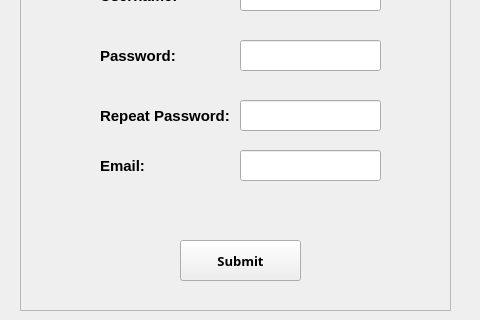
This is signuppage.ui in Pouya3/farm-project as Qt 5 draws it before an edit; both pictures show x 190 to 670 and y 280 to 600 of the 800 by 600 pixel window. The edited form follows.
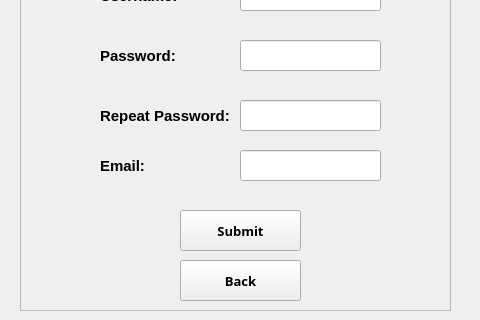
This is the edited form.

Commit message: make back button in login and signup pages

Patch:
```diff
--- a/signuppage.ui
+++ b/signuppage.ui
@@ -204,7 +204,7 @@
      <property name="geometry">
       <rect>
        <x>160</x>
-       <y>500</y>
+       <y>470</y>
        <width>121</width>
        <height>41</height>
       </rect>
@@ -234,6 +234,27 @@
       <string/>
      </property>
     </widget>
+    <widget class="QPushButton" name="pushButton_s_2">
+     <property name="geometry">
+      <rect>
+       <x>160</x>
+       <y>520</y>
+       <width>121</width>
+       <height>41</height>
+      </rect>
+     </property>
+     <property name="font">
+      <font>
+       <family>ONE DAY</family>
+       <pointsize>10</pointsize>
+       <weight>75</weight>
+       <bold>true</bold>
+      </font>
+     </property>
+     <property name="text">
+      <string>Back</string>
+     </property>
+    </widget>
    </widget>
   </widget>
  </widget>
```
The commit also changes 6 other files.
